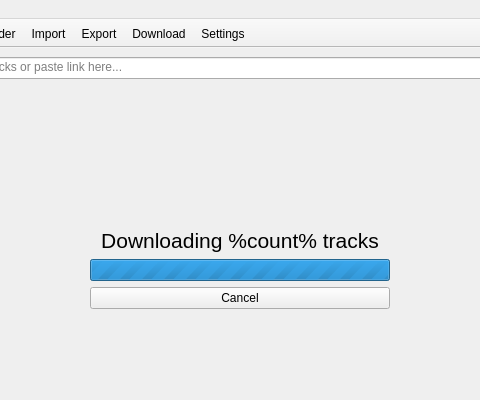
Above: spotdl_gui/views/mainwindow.ui from nozwock/spotdl_gui before the change; both pictures show x 104 to 584 and y 0 to 400 of the 688 by 483 pixel window. Below: the same form after it.
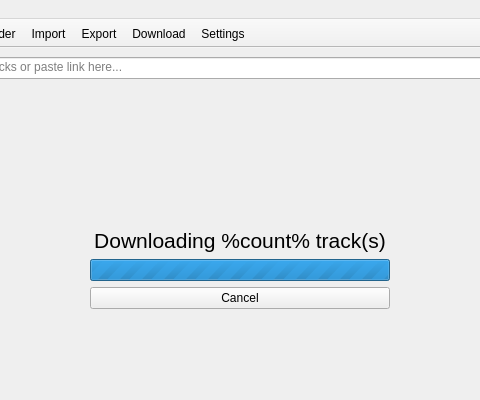
That is the form after the change. The open tabs and pages were chosen to show the change. Icons and pictures are not drawn.

Patch:
```diff
--- a/spotdl_gui/views/mainwindow.ui
+++ b/spotdl_gui/views/mainwindow.ui
@@ -221,7 +221,7 @@
              </sizepolicy>
             </property>
             <property name="text">
-             <string>&lt;html&gt;&lt;head/&gt;&lt;body&gt;&lt;p&gt;&lt;span style=&quot; font-size:16pt;&quot;&gt;Downloading %count% tracks&lt;/span&gt;&lt;/p&gt;&lt;/body&gt;&lt;/html&gt;</string>
+             <string>&lt;html&gt;&lt;head/&gt;&lt;body&gt;&lt;p&gt;&lt;span style=&quot; font-size:16pt;&quot;&gt;Downloading %count% track(s)&lt;/span&gt;&lt;/p&gt;&lt;/body&gt;&lt;/html&gt;</string>
             </property>
             <property name="alignment">
              <set>Qt::AlignCenter</set>
```
